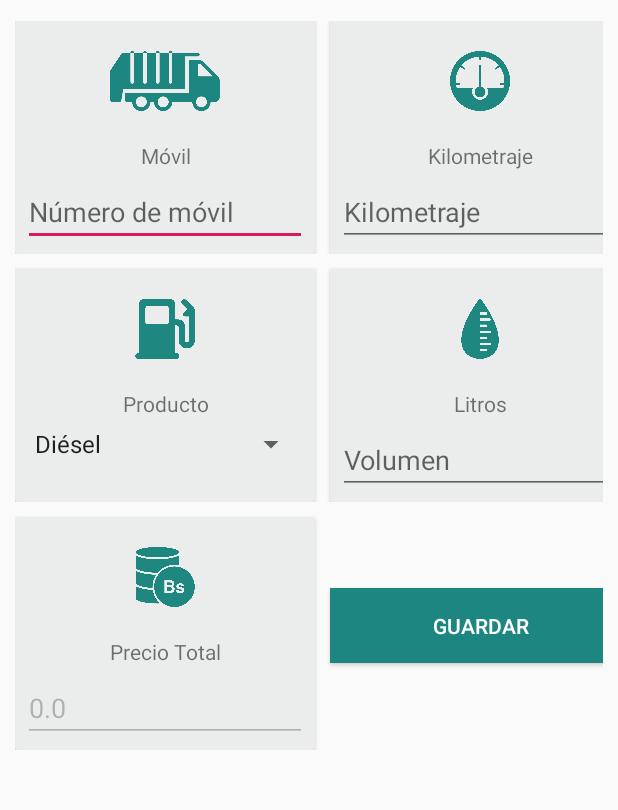
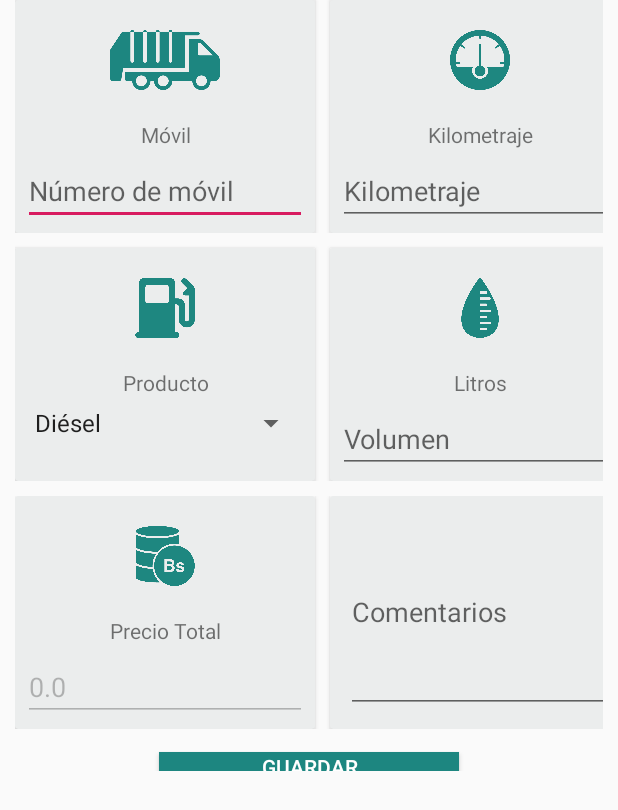
Before and after one commit to altitude-solutions/Estacion_Servicio, an Android app: the NewRegister screen opened directly, with no data from a screen before it, on a phone screen of 412 x 824 dp. Shown: the top 810 px of the screen. Run offline under Robolectric (Android 15) with nearby library versions, the phone set to English and light mode, and no system bars; 3 statements that could not run were skipped.

Commit message:
comments field added

```diff
--- a/app/src/main/java/org/altitudesolutions/estacindeservicio/Adapters/RegisterAdapter.kt
+++ b/app/src/main/java/org/altitudesolutions/estacindeservicio/Adapters/RegisterAdapter.kt
@@ -26,6 +26,7 @@ class RegisterAdapter(private val context: Context, private val registers: List<
             itemView.kmDistance.text = register.kilometraje.toString() + " Km"
             itemView.totalCost.text = register.precioTotal.toString() + " Bs"
             itemView.volume.text = register.litros.toString() + " L"
+            itemView.comments.text = register.comentarios.toString()
         }
     }
 
--- a/app/src/main/java/org/altitudesolutions/estacindeservicio/NewRegister.kt
+++ b/app/src/main/java/org/altitudesolutions/estacindeservicio/NewRegister.kt
@@ -153,7 +153,7 @@ class NewRegister: AppCompatActivity() {
             }
 
             val date: String = Date().time.toString()
-            RetrofitClient.Instance.createRegister(this.token, fuelProduct.selectedItem.toString(), fuelVolume.text.toString().toFloat(), calculatedCost.text.toString().toFloat(), date.toLong(), vehicleKilometer.text.toString().toFloat(), vehicleNumber.text.toString(), this.userName)
+            RetrofitClient.Instance.createRegister(this.token, fuelProduct.selectedItem.toString(), fuelVolume.text.toString().toFloat(), calculatedCost.text.toString().toFloat(), date.toLong(), vehicleKilometer.text.toString().toFloat(), vehicleNumber.text.toString(), this.userName, this.comentarios.text.toString())
                 .enqueue(object: Callback<CreateResponse> {
                     override fun onFailure(call: Call<CreateResponse>, t: Throwable) {
                         Toast.makeText(applicationContext, t.message, Toast.LENGTH_LONG).show()
--- a/app/src/main/java/org/altitudesolutions/estacindeservicio/REST/REST_client.kt
+++ b/app/src/main/java/org/altitudesolutions/estacindeservicio/REST/REST_client.kt
@@ -33,7 +33,8 @@ interface REST_client {
         @Field("fechaYHora") fechaYHora: Long,
         @Field("kilometraje") kilometraje: Float,
         @Field("movil") movil: String,
-        @Field("usuario_id") usuario: String
+        @Field("usuario_id") usuario: String,
+        @Field("comentarios") comentarios: String
     ): Call<CreateResponse>
 
     @GET("ventaCombustible")
--- a/app/src/main/java/org/altitudesolutions/estacindeservicio/REST/RetrofitClient.kt
+++ b/app/src/main/java/org/altitudesolutions/estacindeservicio/REST/RetrofitClient.kt
@@ -5,7 +5,7 @@ import retrofit2.Retrofit
 import retrofit2.converter.gson.GsonConverterFactory
 
 object RetrofitClient {
-//    private const val BASE_URL = "http://192.168.0.9:4200"
+//    private const val BASE_URL = "http://192.168.0.3:4200"
     private const val BASE_URL = "http://200.105.171.52:3000"
 
     private val okHttpClient = OkHttpClient.Builder()
--- a/app/src/main/java/org/altitudesolutions/estacindeservicio/models/Register.kt
+++ b/app/src/main/java/org/altitudesolutions/estacindeservicio/models/Register.kt
@@ -7,5 +7,6 @@ data class Register(
     val litros: Float,
     val precioTotal: Float,
     val fechaYHora: Long,
+    val comentarios: String,
     val usuario_id: String
 )
--- a/app/src/main/res/layout/create_register.xml
+++ b/app/src/main/res/layout/create_register.xml
@@ -172,7 +172,7 @@
                         android:layout_height="wrap_content"
                         android:layout_margin="5dp"
                         android:inputType="numberDecimal"
-                        android:imeOptions="actionDone"/>
+                        android:nextFocusDown="@id/comentarios" />
 
                 </LinearLayout>
             </androidx.cardview.widget.CardView>
@@ -181,12 +181,12 @@
 
         <TableRow
             android:layout_width="match_parent"
-            android:layout_height="match_parent">
+            android:layout_height="match_parent"
+            android:layout_marginTop="10dp">
 
             <androidx.cardview.widget.CardView
                 android:layout_width="match_parent"
                 android:layout_height="155dp"
-                android:layout_marginTop="10dp"
                 app:cardBackgroundColor="#ebeded">
 
                 <LinearLayout
@@ -220,19 +220,54 @@
                 </LinearLayout>
             </androidx.cardview.widget.CardView>
 
+            <androidx.cardview.widget.CardView
+                android:layout_width="match_parent"
+                android:layout_height="155dp"
+                android:layout_marginStart="10dp"
+                android:layout_marginLeft="10dp"
+                app:cardBackgroundColor="#ebeded">
+
+                <LinearLayout
+                    android:layout_width="match_parent"
+                    android:layout_height="match_parent"
+                    android:orientation="vertical"
+                    android:padding="5dp">
+
+                    <EditText
+                        android:id="@+id/comentarios"
+                        android:layout_width="match_parent"
+                        android:layout_height="match_parent"
+                        android:layout_margin="5dp"
+                        android:hint="Comentarios"
+                        android:inputType="textMultiLine"
+                        android:imeOptions="actionDone"/>
+
+                </LinearLayout>
+            </androidx.cardview.widget.CardView>
+
+        </TableRow>
+
+        <androidx.constraintlayout.widget.ConstraintLayout
+            android:layout_width="match_parent"
+            android:layout_height="wrap_content"
+            android:layout_marginTop="10dp"
+            android:orientation="vertical">
+
             <Button
                 android:id="@+id/saveButton"
-                android:layout_gravity="center_vertical"
-                android:layout_marginLeft="10dp"
-                android:layout_marginStart="10dp"
+                android:layout_width="200dp"
+                android:layout_height="wrap_content"
+                android:layout_marginTop="10dp"
                 android:background="#1D8680"
                 android:text="Guardar"
                 android:textColor="#ffffff"
-                android:layout_height="50dp"
-                android:layout_width="match_parent" />
+                app:layout_constraintBottom_toBottomOf="parent"
+                app:layout_constraintEnd_toEndOf="parent"
+                app:layout_constraintHorizontal_bias="0.5"
+                app:layout_constraintStart_toStartOf="parent"
+                app:layout_constraintTop_toTopOf="parent" />
 
-        </TableRow>
-
+        </androidx.constraintlayout.widget.ConstraintLayout>
     </TableLayout>
 
 </androidx.constraintlayout.widget.ConstraintLayout>
```
Also changed, not shown: app/src/main/res/layout/create_register_landscape.xml (+33 -7 lines), app/src/main/res/layout/estacion_de_servicio.xml (+9 -5 lines), app/src/main/res/layout/item_register.xml (+13 -6 lines).
